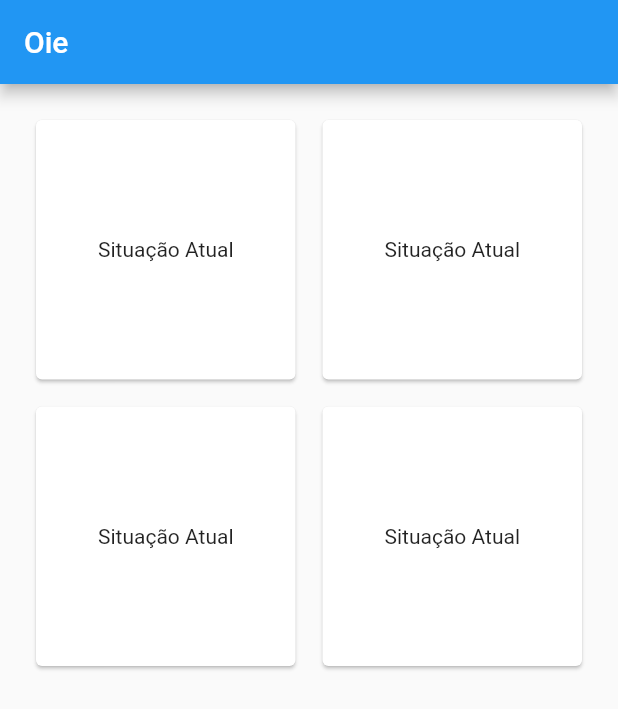
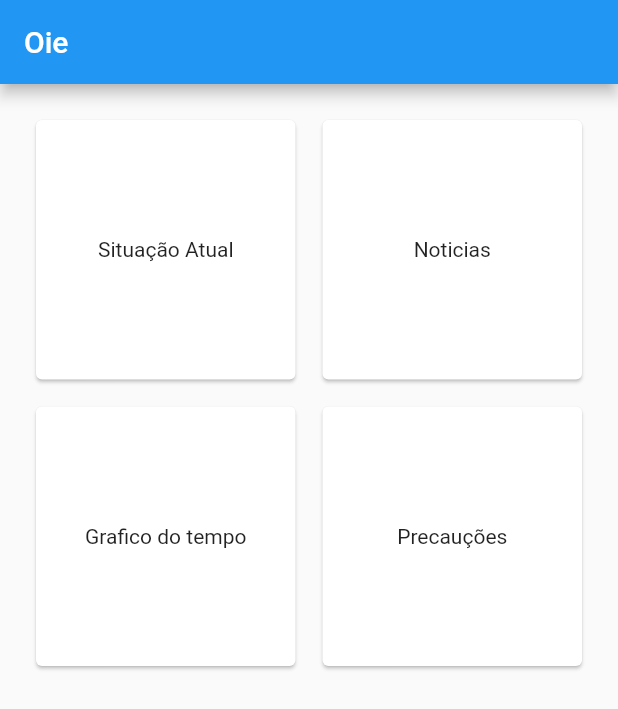
Before and after one commit to luizFaleiros/Covid-19-InformationApp-DART, a Flutter app: the screen it shows after launch, on a phone screen of 412 x 824 dp. Shown: the top 709 px of the screen. Run offline on Flutter 3.47's test engine with Material 2 defaults, Android fonts, the phone set to English and light mode, and no system bars.

```diff
--- a/corona_information/lib/main.dart
+++ b/corona_information/lib/main.dart
@@ -1,89 +1,12 @@
-import 'package:corona_information/models/CountryModel.dart';
-import 'package:corona_information/screens/brazil_situatio.dart';
+import 'package:corona_information/screens/home.dart';
+import 'package:flutter/cupertino.dart';
 import 'package:flutter/material.dart';
-
-import 'api-consume/CoronaNinjaConsume.dart';
-import 'api-consume/CoronaNinjaConsume.dart';
 
 void main() => runApp(CoronaInfo());
 
 class CoronaInfo extends StatelessWidget {
   @override
   Widget build(BuildContext context) {
-    return MaterialApp(
-      home: Home()
-    );
+    return MaterialApp(home: Home());
   }
 }
-
-class Home extends StatelessWidget {
-  @override
-  Widget build(BuildContext context) {
-    return Scaffold(
-        appBar: AppBar(
-          title: Text('Oie'),
-        ),
-        body: GridView.count(
-          primary: false,
-          padding: const EdgeInsets.all(20),
-          crossAxisSpacing: 10,
-          mainAxisSpacing: 10,
-          crossAxisCount: 2,
-          children: <Widget>[
-            new GestureDetector(
-              onTap: () {
-                Navigator.push(
-                  context,
-                  MaterialPageRoute(builder: (context) {
-                    return BrazilSituation();
-                  }),
-                );
-              },
-              child: Card(
-                child: Center(child: Text('Situação Atual')),
-              ),
-            ),
-            new GestureDetector(
-              onTap: () {
-                Navigator.push(
-                  context,
-                  MaterialPageRoute(builder: (context) {
-                    return BrazilSituation();
-                  }),
-                );
-              },
-              child: Card(
-                child: Center(child: Text('Situação Atual')),
-              ),
-            ),
-            new GestureDetector(
-              onTap: () {
-                Navigator.push(
-                  context,
-                  MaterialPageRoute(builder: (context) {
-                    return BrazilSituation();
-                  }),
-                );
-              },
-              child: Card(
-                child: Center(child: Text('Situação Atual')),
-              ),
-            ),
-            new GestureDetector(
-              onTap: () {
-                Navigator.push(
-                  context,
-                  MaterialPageRoute(builder: (context) {
-                    return BrazilSituation();
-                  }),
-                );
-              },
-              child: Card(
-                child: Center(child: Text('Situação Atual')),
-              ),
-            ),
-          ],
-        ),
-    );
-  }
-}
--- /dev/null
+++ b/corona_information/lib/screens/home.dart
@@ -0,0 +1,77 @@
+import 'package:corona_information/screens/brazil_situatio.dart';
+import 'package:corona_information/screens/graphic_plot.dart';
+import 'package:corona_information/screens/news.dart';
+import 'package:flutter/cupertino.dart';
+import 'package:flutter/material.dart';
+
+class Home extends StatelessWidget {
+  @override
+  Widget build(BuildContext context) {
+    return Scaffold(
+      appBar: AppBar(
+        title: Text('Oie'),
+      ),
+      body: GridView.count(
+        primary: false,
+        padding: const EdgeInsets.all(20),
+        crossAxisSpacing: 10,
+        mainAxisSpacing: 10,
+        crossAxisCount: 2,
+        children: <Widget>[
+          new GestureDetector(
+            onTap: () {
+              Navigator.push(
+                context,
+                MaterialPageRoute(builder: (context) {
+                  return BrazilSituation();
+                }),
+              );
+            },
+            child: Card(
+              child: Center(child: Text('Situação Atual')),
+            ),
+          ),
+          new GestureDetector(
+            onTap: () {
+              Navigator.push(
+                context,
+                MaterialPageRoute(builder: (context) {
+                  return News();
+                }),
+              );
+            },
+            child: Card(
+              child: Center(child: Text('Noticias')),
+            ),
+          ),
+          new GestureDetector(
+            onTap: () {
+              Navigator.push(
+                context,
+                MaterialPageRoute(builder: (context) {
+                  return GraphicPlot();
+                }),
+              );
+            },
+            child: Card(
+              child: Center(child: Text('Grafico do tempo')),
+            ),
+          ),
+          new GestureDetector(
+            onTap: () {
+              Navigator.push(
+                context,
+                MaterialPageRoute(builder: (context) {
+                  return BrazilSituation();
+                }),
+              );
+            },
+            child: Card(
+              child: Center(child: Text('Precauções')),
+            ),
+          ),
+        ],
+      ),
+    );
+  }
+}
```
Also changed, not shown: corona_information/lib/api-consume/CoronaNinjaConsume.dart (+9 -9 lines), corona_information/lib/screens/brazil_situatio.dart (+55 -1 lines), corona_information/lib/screens/graphic_plot.dart (+13 -0 lines), corona_information/lib/screens/news.dart (+13 -0 lines).
